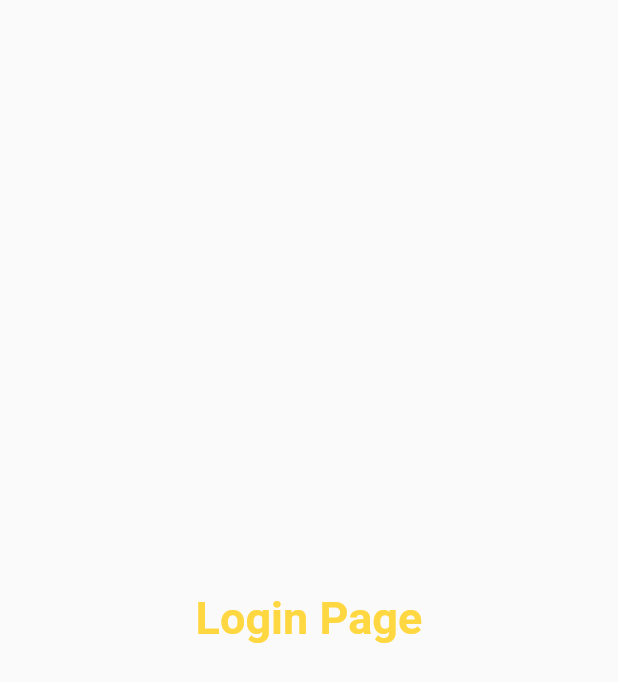
After one commit to amanpatel25/FlutterTutorial, a Flutter app: the screen it shows after launch, on a phone screen of 412 x 824 dp. The commit adds this screen. Shown: the top 682 px of the screen. Run offline on Flutter 3.47's test engine with Material 2 defaults, Android fonts, the phone set to English and light mode, and no system bars.

Commit message:
Day 3 completed

```diff
--- a/lib/main.dart
+++ b/lib/main.dart
@@ -1,6 +1,7 @@
 import 'package:flutter/material.dart';
+import 'package:testflutter/pages/login_page.dart';
 
-import 'home_page.dart';
+import 'pages/home_page.dart';
 
 void main() {
   runApp(const MyApp());
@@ -11,6 +12,17 @@ class MyApp extends StatelessWidget {
 
   @override
   Widget build(BuildContext context) {
-    return MaterialApp(home: HomePage());
+    return MaterialApp(
+      themeMode: ThemeMode.light,
+      theme: ThemeData(primarySwatch: Colors.deepPurple),
+      darkTheme: ThemeData(
+        brightness: Brightness.dark,
+      ),
+      routes: {
+        "/": (context) => LoginPage(),
+        "/home": (context) => HomePage(),
+        "/login": (context) => LoginPage(),
+      },
+    );
   }
 }
--- /dev/null
+++ b/lib/pages/login_page.dart
@@ -0,0 +1,19 @@
+import 'package:flutter/material.dart';
+
+class LoginPage extends StatelessWidget {
+  //const LoginPage({super.key});
+
+  @override
+  Widget build(BuildContext context) {
+    return Material(
+        child: Center(
+            child: Text(
+      "Login Page",
+      style: TextStyle(
+        fontSize: 30,
+        color: Colors.amberAccent,
+        fontWeight: FontWeight.bold,
+      ),
+    )));
+  }
+}
```
Also changed, not shown: lib/pages/home_page.dart (renamed from lib/home_page.dart).
